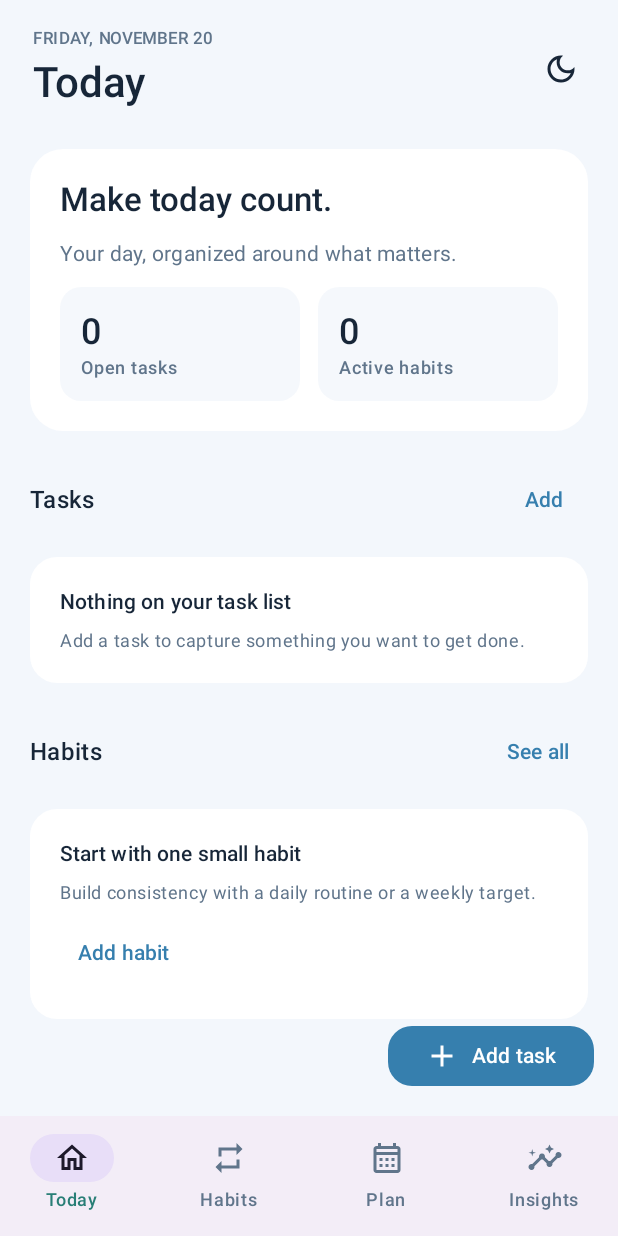
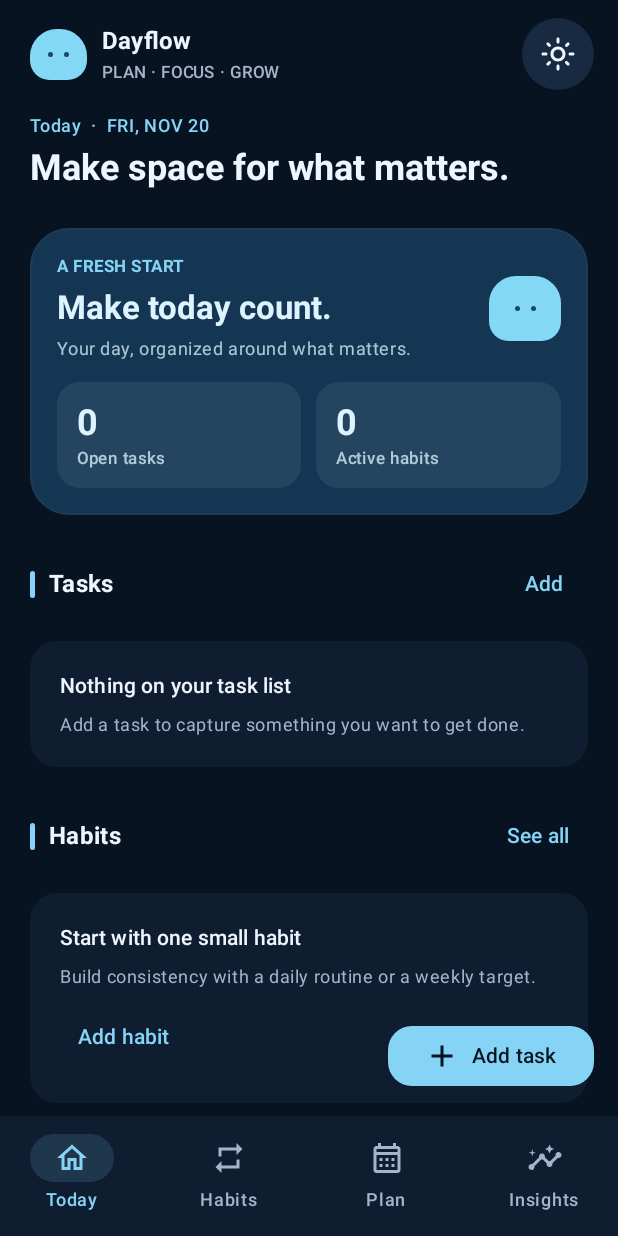
Before and after one commit to jeyms-what/dayflow_android, an Android app built with Jetpack Compose: the screen it shows after launch (MainActivity), on a phone screen of 412 x 824 dp. Run offline under Robolectric (Android 15) with nearby library versions, the phone set to English and light mode, and no system bars; our stand-ins replace Dagger/Hilt's generated code, Room's generated code.

Commit message:
design: refresh Compose screens with subtle slime-inspired UI

```diff
--- a/app/src/main/java/com/dayflow/feature/today/presentation/DayflowApp.kt
+++ b/app/src/main/java/com/dayflow/feature/today/presentation/DayflowApp.kt
@@ -11,7 +11,7 @@ import androidx.activity.compose.rememberLauncherForActivityResult
 import androidx.activity.result.contract.ActivityResultContracts
 import androidx.compose.ui.platform.LocalContext
 import androidx.compose.foundation.background
-import androidx.compose.foundation.isSystemInDarkTheme
+import androidx.compose.foundation.BorderStroke
 import androidx.compose.foundation.layout.Arrangement
 import androidx.compose.foundation.layout.Box
 import androidx.compose.foundation.layout.Column
@@ -49,6 +49,7 @@ import androidx.compose.material3.IconButton
 import androidx.compose.material3.MaterialTheme
 import androidx.compose.material3.NavigationBar
 import androidx.compose.material3.NavigationBarItem
+import androidx.compose.material3.NavigationBarItemDefaults
 import androidx.compose.material3.OutlinedTextField
 import androidx.compose.material3.RadioButton
 import androidx.compose.material3.Scaffold
@@ -67,6 +68,7 @@ import androidx.compose.runtime.saveable.rememberSaveable
 import androidx.compose.runtime.setValue
 import androidx.compose.ui.Alignment
 import androidx.compose.ui.Modifier
+import androidx.compose.ui.graphics.Color
 import androidx.compose.ui.graphics.vector.ImageVector
 import androidx.compose.ui.text.font.FontWeight
 import androidx.compose.ui.text.style.TextOverflow
@@ -102,8 +104,8 @@ private enum class DayflowTab(
 
 @Composable
 fun DayflowApp(viewModel: TodayViewModel) {
-    val systemDarkTheme = isSystemInDarkTheme()
-    var darkTheme by rememberSaveable { mutableStateOf(systemDarkTheme) }
+    // Dayflow opens in its intended night palette; the user can still switch themes.
+    var darkTheme by rememberSaveable { mutableStateOf(true) }
     var selectedTabName by rememberSaveable { mutableStateOf(DayflowTab.TODAY.name) }
     var showTaskDialog by rememberSaveable { mutableStateOf(false) }
     var showHabitDialog by rememberSaveable { mutableStateOf(false) }
@@ -214,7 +216,11 @@ fun DayflowApp(viewModel: TodayViewModel) {
                 )
             },
             bottomBar = {
-                NavigationBar {
+                NavigationBar(
+                    containerColor = MaterialTheme.colorScheme.surface,
+                    contentColor = MaterialTheme.colorScheme.onSurface,
+                    tonalElevation = 0.dp
+                ) {
                     DayflowTab.entries.forEach { tab ->
                         NavigationBarItem(
                             selected = selectedTab == tab,
@@ -226,7 +232,14 @@ fun DayflowApp(viewModel: TodayViewModel) {
                                 )
                             },
                             label = { Text(tab.title) },
-                            alwaysShowLabel = true
+                            alwaysShowLabel = true,
+                            colors = NavigationBarItemDefaults.colors(
+                                selectedIconColor = MaterialTheme.colorScheme.primary,
+                                selectedTextColor = MaterialTheme.colorScheme.primary,
+                                indicatorColor = MaterialTheme.colorScheme.primary.copy(alpha = 0.14f),
+                                unselectedIconColor = MaterialTheme.colorScheme.onSurfaceVariant,
+                                unselectedTextColor = MaterialTheme.colorScheme.onSurfaceVariant
+                            )
                         )
                     }
                 }
@@ -377,36 +390,107 @@ private fun DayflowHeader(
     isDarkTheme: Boolean,
     onToggleTheme: () -> Unit
 ) {
+    val headline = when (title) {
+        "Today" -> "Make space for what matters."
+        "Habits" -> "Small steps add up."
+        "Plan" -> "Give your day a rhythm."
+        else -> "Notice how far you've come."
+    }
+    val dateLabel = LocalDate.now().format(
+        DateTimeFormatter.ofPattern("EEE, MMM d", Locale.getDefault())
+    ).uppercase(Locale.getDefault())
+
     Surface(color = MaterialTheme.colorScheme.background) {
-        Row(
+        Column(
             modifier = Modifier
                 .fillMaxWidth()
-                .padding(start = 22.dp, end = 14.dp, top = 18.dp, bottom = 14.dp),
-            verticalAlignment = Alignment.CenterVertically,
-            horizontalArrangement = Arrangement.SpaceBetween
-        ) {
-            Column(verticalArrangement = Arrangement.spacedBy(3.dp)) {
-                Text(
-                    text = LocalDate.now().format(
-                        DateTimeFormatter.ofPattern("EEEE, MMMM d", Locale.getDefault())
-                    ).uppercase(Locale.getDefault()),
+                .padding(start = 20.dp, end = 16.dp, top = 12.dp, bottom = 12.dp),
+            verticalArrangement = Arrangement.spacedBy(16.dp)
+        ) {
+            Row(
+                modifier = Modifier.fillMaxWidth(),
+                verticalAlignment = Alignment.CenterVertically
+            ) {
+                SlimeMark()
+                Column(
+                    modifier = Modifier.padding(start = 10.dp),
+                    verticalArrangement = Arrangement.spacedBy(1.dp)
+                ) {
+                    Text(
+                        text = "Dayflow",
+                        style = MaterialTheme.typography.titleMedium,
+                        fontWeight = FontWeight.Bold,
+                        color = MaterialTheme.colorScheme.onBackground
+                    )
+                    Text(
+                        text = "PLAN · FOCUS · GROW",
                         style = MaterialTheme.typography.labelSmall,
                         color = MaterialTheme.colorScheme.onSurfaceVariant
                     )
-                Text(
-                    text = title,
-                    style = MaterialTheme.typography.headlineMedium,
-                    fontWeight = FontWeight.SemiBold,
-                    color = MaterialTheme.colorScheme.onBackground
-                )
-            }
-
+                }
+                Spacer(Modifier.weight(1f))
+                Surface(
+                    shape = CircleShape,
+                    color = MaterialTheme.colorScheme.surfaceVariant
+                ) {
                     IconButton(onClick = onToggleTheme) {
                         Icon(
                             imageVector = if (isDarkTheme) Icons.Outlined.LightMode else Icons.Outlined.DarkMode,
-                    contentDescription = if (isDarkTheme) "Switch to light theme" else "Switch to dark theme"
-                )
-            }
+                            contentDescription = if (isDarkTheme) "Switch to light theme" else "Switch to dark theme",
+                            tint = MaterialTheme.colorScheme.onSurface
+                        )
+                    }
+                }
+            }
+
+            Column(verticalArrangement = Arrangement.spacedBy(4.dp)) {
+                Text(
+                    text = "$title  ·  $dateLabel",
+                    style = MaterialTheme.typography.labelMedium,
+                    fontWeight = FontWeight.SemiBold,
+                    color = MaterialTheme.colorScheme.primary
+                )
+                Text(
+                    text = headline,
+                    style = MaterialTheme.typography.headlineSmall,
+                    fontWeight = FontWeight.Bold,
+                    color = MaterialTheme.colorScheme.onBackground
+                )
+            }
+        }
+    }
+}
+
+@Composable
+private fun SlimeMark(modifier: Modifier = Modifier) {
+    Box(
+        modifier = modifier
+            .size(width = 38.dp, height = 34.dp)
+            .background(
+                color = Color(0xFF83D9F5),
+                shape = RoundedCornerShape(
+                    topStart = 18.dp,
+                    topEnd = 18.dp,
+                    bottomStart = 13.dp,
+                    bottomEnd = 13.dp
+                )
+            ),
+        contentAlignment = Alignment.Center
+    ) {
+        Row(
+            horizontalArrangement = Arrangement.spacedBy(7.dp),
+            verticalAlignment = Alignment.CenterVertically
+        ) {
+            Box(
+                modifier = Modifier
+                    .size(3.dp)
+                    .background(Color(0xFF17466B), CircleShape)
+            )
+            Box(
+                modifier = Modifier
+                    .size(3.dp)
+                    .background(Color(0xFF17466B), CircleShape)
+            )
         }
     }
 }
@@ -542,28 +626,48 @@ private fun DailyOverviewCard(
 ) {
     Card(
         modifier = Modifier.fillMaxWidth(),
-        shape = RoundedCornerShape(22.dp),
+        shape = RoundedCornerShape(26.dp),
+        border = BorderStroke(1.dp, MaterialTheme.colorScheme.outline.copy(alpha = 0.45f)),
         colors = CardDefaults.cardColors(
-            containerColor = MaterialTheme.colorScheme.surface
-        )
+            containerColor = MaterialTheme.colorScheme.primaryContainer
+        ),
+        elevation = CardDefaults.cardElevation(defaultElevation = 0.dp)
     ) {
         Column(
-            modifier = Modifier.padding(20.dp),
-            verticalArrangement = Arrangement.spacedBy(12.dp)
-        ) {
+            modifier = Modifier.padding(18.dp),
+            verticalArrangement = Arrangement.spacedBy(14.dp)
+        ) {
+            Row(
+                modifier = Modifier.fillMaxWidth(),
+                verticalAlignment = Alignment.CenterVertically
+            ) {
+                Column(
+                    modifier = Modifier.weight(1f),
+                    verticalArrangement = Arrangement.spacedBy(5.dp)
+                ) {
+                    Text(
+                        text = "A FRESH START",
+                        style = MaterialTheme.typography.labelSmall,
+                        fontWeight = FontWeight.Bold,
+                        color = MaterialTheme.colorScheme.primary
+                    )
                     Text(
                         text = "Make today count.",
                         style = MaterialTheme.typography.titleLarge,
-                fontWeight = FontWeight.SemiBold
+                        fontWeight = FontWeight.Bold,
+                        color = MaterialTheme.colorScheme.onPrimaryContainer
                     )
                     Text(
                         text = "Your day, organized around what matters.",
-                style = MaterialTheme.typography.bodyMedium,
-                color = MaterialTheme.colorScheme.onSurfaceVariant
-            )
+                        style = MaterialTheme.typography.bodySmall,
+                        color = MaterialTheme.colorScheme.onPrimaryContainer.copy(alpha = 0.76f)
+                    )
+                }
+                SlimeMark(Modifier.size(width = 48.dp, height = 43.dp))
+            }
             Row(
                 modifier = Modifier.fillMaxWidth(),
-                horizontalArrangement = Arrangement.spacedBy(12.dp)
+                horizontalArrangement = Arrangement.spacedBy(10.dp)
             ) {
                 SummaryMetric(
                     value = taskCount.toString(),
@@ -589,20 +693,21 @@ private fun SummaryMetric(
     Column(
         modifier = modifier
             .background(
-                color = MaterialTheme.colorScheme.surfaceVariant.copy(alpha = 0.45f),
-                shape = RoundedCornerShape(14.dp)
-            )
-            .padding(14.dp)
+                color = MaterialTheme.colorScheme.onPrimaryContainer.copy(alpha = 0.07f),
+                shape = RoundedCornerShape(15.dp)
+            )
+            .padding(horizontal = 13.dp, vertical = 11.dp)
     ) {
         Text(
             text = value,
             style = MaterialTheme.typography.headlineSmall,
-            fontWeight = FontWeight.SemiBold
+            fontWeight = FontWeight.Bold,
+            color = MaterialTheme.colorScheme.onPrimaryContainer
         )
         Text(
             text = label,
-            style = MaterialTheme.typography.labelMedium,
-            color = MaterialTheme.colorScheme.onSurfaceVariant
+            style = MaterialTheme.typography.labelSmall,
+            color = MaterialTheme.colorScheme.onPrimaryContainer.copy(alpha = 0.76f)
         )
     }
 }
@@ -620,13 +725,24 @@ private fun SectionHeader(
         horizontalArrangement = Arrangement.SpaceBetween,
         verticalAlignment = Alignment.CenterVertically
     ) {
+        Row(
+            verticalAlignment = Alignment.CenterVertically,
+            horizontalArrangement = Arrangement.spacedBy(9.dp)
+        ) {
+            Box(
+                modifier = Modifier
+                    .size(width = 3.dp, height = 18.dp)
+                    .background(MaterialTheme.colorScheme.primary, CircleShape)
+            )
             Text(
                 text = title,
                 style = MaterialTheme.typography.titleMedium,
-            fontWeight = FontWeight.SemiBold
-        )
+                fontWeight = FontWeight.Bold,
+                color = MaterialTheme.colorScheme.onBackground
+            )
+        }
         TextButton(onClick = onAction) {
-            Text(action)
+            Text(action, fontWeight = FontWeight.SemiBold)
         }
     }
 }
@@ -639,9 +755,11 @@ private fun TaskCard(
     Card(
         modifier = Modifier.fillMaxWidth(),
         shape = RoundedCornerShape(18.dp),
+        border = BorderStroke(1.dp, MaterialTheme.colorScheme.outline.copy(alpha = 0.42f)),
         colors = CardDefaults.cardColors(
             containerColor = MaterialTheme.colorScheme.surface
-        )
+        ),
+        elevation = CardDefaults.cardElevation(defaultElevation = 0.dp)
     ) {
         Row(
             modifier = Modifier
@@ -972,6 +1090,7 @@ private fun ScheduleBlockCard(
         Card(
             modifier = Modifier.weight(1f),
             shape = RoundedCornerShape(18.dp),
+            border = BorderStroke(1.dp, MaterialTheme.colorScheme.outline.copy(alpha = 0.42f)),
             colors = CardDefaults.cardColors(
                 containerColor = MaterialTheme.colorScheme.surface
             )
```
Lines whose indentation alone changed are shown as unchanged.
